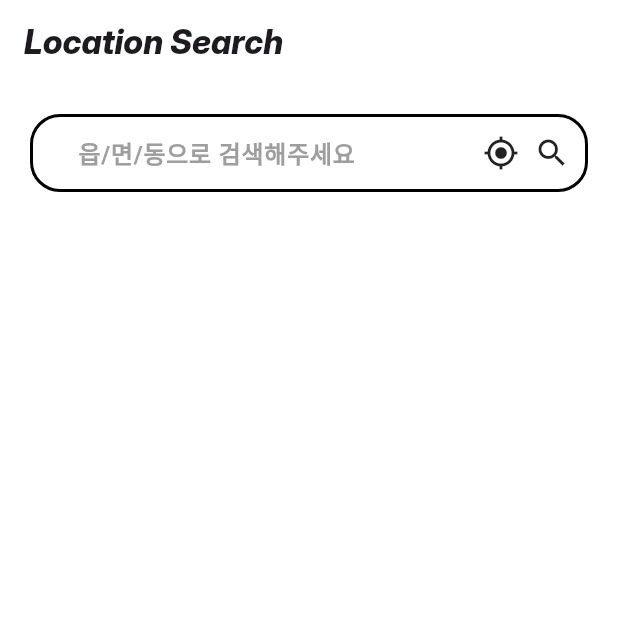
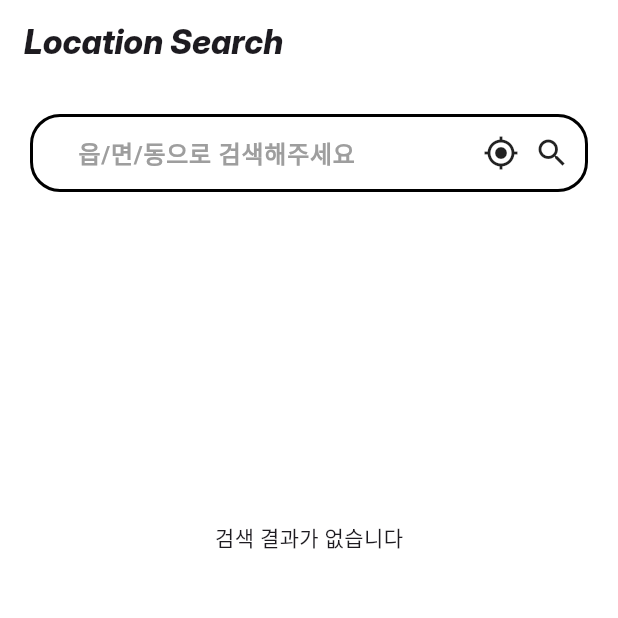
Before and after one commit to marion419/location-search, a Flutter app: the screen it shows after launch, on a phone screen of 412 x 824 dp, the top half of it. Run offline on Flutter 3.47's test engine with Material 3 defaults, Android fonts, the phone set to English and light mode, and no system bars; our stand-ins replace dio, flutter_riverpod, riverpod.

Commit message:
[add] 검색 결과가 없을 때 화면에 문구 표기

```diff
--- a/lib/ui/pages/home/widgets/location_list_view.dart
+++ b/lib/ui/pages/home/widgets/location_list_view.dart
@@ -14,8 +14,15 @@ class LocationListView extends StatelessWidget {
         final locations = ref.watch(homeViewModel);
         return Expanded(
           child: ListView.builder(
-            itemCount: locations.length,
+            itemCount: locations.isNotEmpty ? locations.length : 1,
             itemBuilder: (context, index) {
+              if (locations.isEmpty) {
+                return Container(
+                  padding: EdgeInsets.symmetric(vertical: 200),
+                  alignment: Alignment.center,
+                  child: Text('검색 결과가 없습니다'),
+                );
+              } else {
                 return Padding(
                   padding: EdgeInsets.symmetric(horizontal: 25, vertical: 10),
                   child: Container(
@@ -50,6 +57,7 @@ class LocationListView extends StatelessWidget {
                     ),
                   ),
                 );
+              }
             },
           ),
         );
```
Lines whose indentation alone changed are shown as unchanged.
